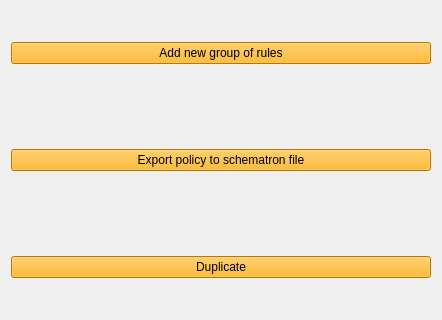
Old version of the form Source/GUI/Qt/policymenu.ui in the repository MediaArea/MediaConch_SourceCode; both pictures show x 0 to 442 and y 155 to 475 of the 442 by 635 pixel window.
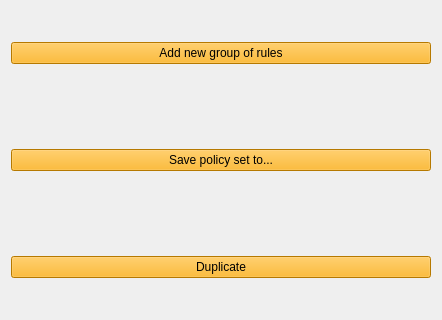
New version of the form.

```diff
--- a/Source/GUI/Qt/policymenu.ui
+++ b/Source/GUI/Qt/policymenu.ui
@@ -49,7 +49,7 @@
 selection-background-color: rgb(255, 170, 0);</string>
      </property>
      <property name="text">
-      <string>Export policy to schematron file</string>
+      <string>Save policy set to...</string>
      </property>
     </widget>
    </item>
```
